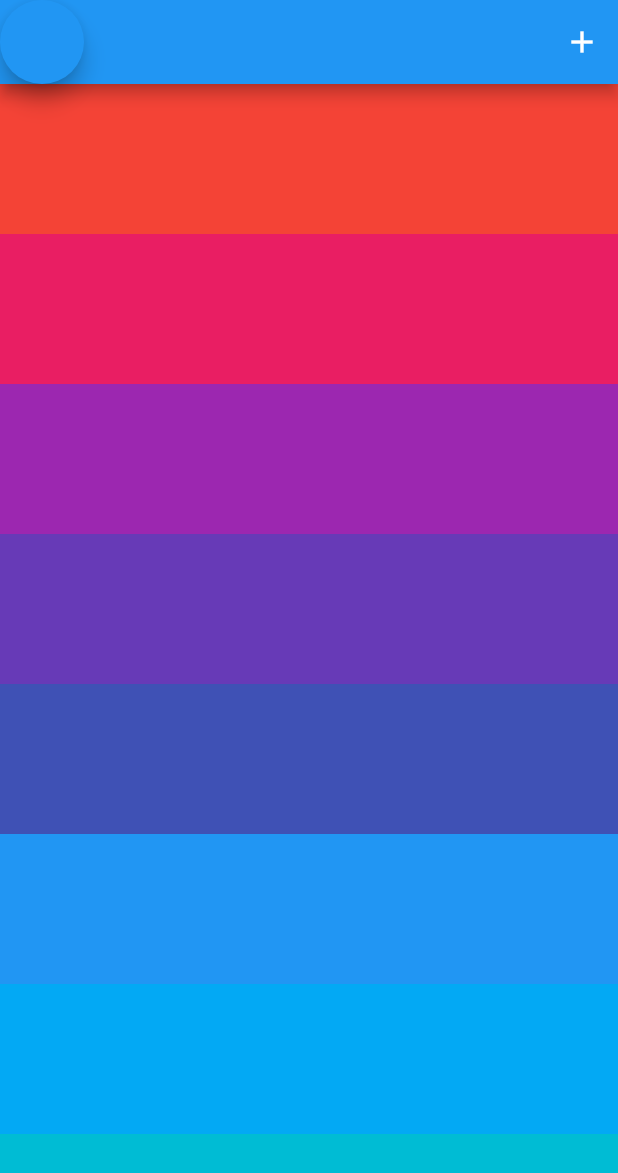
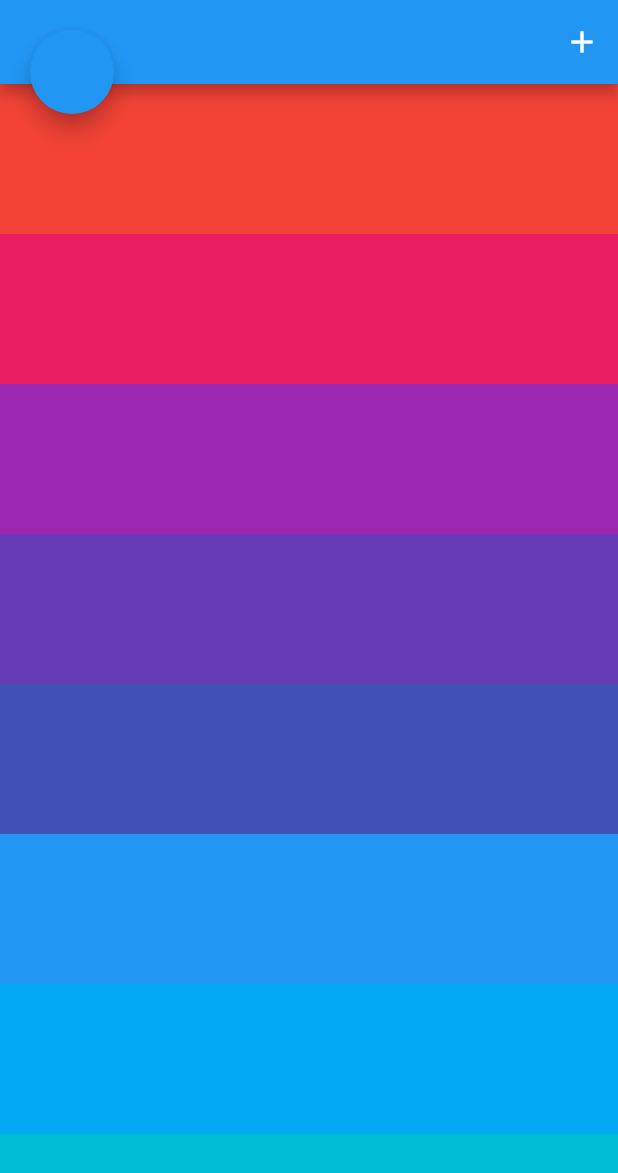
Before and after one commit to BreX900/mek_floating_drag, a Flutter app: the screen it shows after launch, on a phone screen of 412 x 824 dp. Shown: the top 1173 px of the screen. Run offline on Flutter 3.47's test engine with Material 2 defaults, Android fonts, the phone set to English and light mode, and no system bars.

Commit message:
fix dart showing

```diff
--- a/example/lib/main.dart
+++ b/example/lib/main.dart
@@ -89,8 +89,23 @@ class _MyHomePageState extends State<MyHomePage> with TickerProviderStateMixin {
             onPressed: () {},
           ),
         ),
+        SizedBox(
+          height: 100,
+          width: 100,
+          child: Test(),
+        )
       ],
       child: scaffold,
     );
   }
 }
+
+class Test extends StatelessWidget {
+  const Test({Key? key}) : super(key: key);
+
+  @override
+  Widget build(BuildContext context) {
+    print(MediaQuery.of(context).size);
+    return Container();
+  }
+}
--- a/lib/src/darts/floating_dart.dart
+++ b/lib/src/darts/floating_dart.dart
@@ -4,13 +4,10 @@ import 'package:mek_floating_drag/src/fly_zones/fly_zone.dart';
 import 'package:mek_floating_drag/src/utils/listener_subscription.dart';
 import 'package:mek_floating_drag/src/utils/offset_resolver.dart';
 
-typedef FloatingDartBuilder = Widget Function(BuildContext context, Widget child);
-
 typedef FloatingEdgesResolver = EdgeInsets Function(Size containerSize, Size childSize);
 
 class FloatingDart extends StatefulWidget {
   final FloatingDartController? controller;
-  final Offset initialPosition;
   final FloatingEdgesResolver retractEdgesResolver;
   final FloatingEdgesResolver elasticEdgesResolver;
   final FloatingEdgesResolver naturalEdgesResolver;
@@ -19,7 +16,6 @@ class FloatingDart extends StatefulWidget {
   const FloatingDart({
     Key? key,
     this.controller,
-    this.initialPosition = const Offset(20.0, 20.0),
     this.retractEdgesResolver = buildEmptyEdges,
     this.elasticEdgesResolver = buildEmptyEdges,
     this.naturalEdgesResolver = buildEmptyEdges,
@@ -119,9 +115,13 @@ class FloatingDartState extends State<FloatingDart> with TickerProviderStateMixi
         case AnimationStatus.reverse:
           break;
         case AnimationStatus.dismissed:
+          if (_naturalElasticAnimation == null) return;
+          controller.position.value = _naturalElasticAnimation!.value;
           setState(() => _naturalElasticAnimation = null);
           break;
         case AnimationStatus.completed:
+          if (_naturalElasticAnimation == null) return;
+          controller.position.value = _naturalElasticAnimation!.value;
           setState(() => _naturalElasticAnimation = null);
           break;
       }
@@ -139,16 +139,16 @@ class FloatingDartState extends State<FloatingDart> with TickerProviderStateMixi
         case AnimationStatus.reverse:
           break;
         case AnimationStatus.dismissed:
+          if (_restrictAnimation == null) return;
+          controller.position.value = _restrictAnimation!.value;
           setState(() => _restrictAnimation = null);
           break;
         case AnimationStatus.completed:
+          if (_restrictAnimation == null) return;
+          controller.position.value = _restrictAnimation!.value;
           setState(() => _restrictAnimation = null);
           break;
       }
-    }).addTo(subscriptions);
-    controller.restrictAnimation.listen(() {
-      if (_restrictAnimation == null) return;
-      controller.position.value = _restrictAnimation!.value;
     }).addTo(subscriptions);
   }
 
@@ -221,20 +221,42 @@ class FloatingDartState extends State<FloatingDart> with TickerProviderStateMixi
     controller.animateElastic();
   }
 
-  Widget _buildPositioned(BuildContext context, Offset offset, Widget? child) {
+  Widget _buildAppearAnimation(BuildContext context, Widget child) {
+    return AnimatedBuilder(
+      animation: controller.visibilityAnimation,
+      child: child,
+      builder: (context, child) {
+        return Transform.scale(
+          scale: controller.visibilityAnimation.value,
+          child: child,
+        );
+      },
+    );
+  }
+
+  Widget _buildPositioned(BuildContext context, Offset? offset, Widget? child) {
+    if (offset == null) return const SizedBox.shrink();
     return Positioned(
       top: offset.dy,
       left: offset.dx,
-      child: child!,
+      child: _buildAppearAnimation(context, child!),
+    );
+  }
+
+  Widget _buildListeningPositionChanges(BuildContext context, Widget child) {
+    return ValueListenableBuilder<Offset?>(
+      valueListenable: controller.position,
+      builder: _buildPositioned,
+      child: child,
     );
   }
 
   @override
   Widget build(BuildContext context) {
     // TODO: Remove widget on tree when it is never visible
-    if (controller.visibilityAnimation.value == 0.0) {
-      return const SizedBox.shrink();
-    }
+    // if (controller.visibilityAnimation.value == 0.0) {
+    //   return const SizedBox.shrink();
+    // }
 
     Widget current = KeyedSubtree(
       key: _childKey,
@@ -278,6 +300,6 @@ class FloatingDartState extends State<FloatingDart> with TickerProviderStateMixi
       );
     }
 
-    return _buildPositioned(context, controller.position.value, current);
+    return _buildListeningPositionChanges(context, current);
   }
 }
--- a/lib/src/darts/floating_dart_controller.dart
+++ b/lib/src/darts/floating_dart_controller.dart
@@ -3,9 +3,10 @@ import 'package:flutter/widgets.dart';
 class FloatingDartController {
   final TickerProvider _vsync;
   Object? _animationKey;
+  final Offset initialOffset;
 
   final isDragging = ValueNotifier(false);
-  final position = ValueNotifier(Offset.zero);
+  late final position = ValueNotifier(initialOffset);
 
   final Duration _visibilityDuration;
 
@@ -26,6 +27,8 @@ class FloatingDartController {
 
   FloatingDartController({
     required TickerProvider vsync,
+    bool initialVisibility = true,
+    this.initialOffset = const Offset(20.0, 20.0),
     Duration duration = const Duration(milliseconds: 300),
     Duration? visibilityDuration,
     Duration? naturalElasticDuration,
@@ -39,6 +42,8 @@ class FloatingDartController {
         _naturalElasticCurve = naturalElasticCurve,
         _restrictDuration = restrictDuration ?? duration,
         _restrictCurve = restrictCurve {
+    _visibilityController.value = initialVisibility ? 1.0 : 0.0;
+
     naturalElasticAnimation.addStatusListener((status) async {
       switch (status) {
         case AnimationStatus.forward:
@@ -57,10 +62,17 @@ class FloatingDartController {
   }
 
   Future<void> show() async {
+    if (_visibilityController.status == AnimationStatus.forward) return;
+
+    _animationKey = null;
+    position.value = initialOffset;
     await _visibilityController.animateTo(1.0, duration: _visibilityDuration);
   }
 
   Future<void> hide() async {
+    if (_visibilityController.status == AnimationStatus.reverse) return;
+
+    _animationKey = null;
     await _visibilityController.animateTo(0.0, duration: _visibilityDuration);
   }
 
@@ -106,7 +118,7 @@ class FloatingDartController {
     isDragging.value = false;
   }
 
-  /// Internal
+  /// Update position only when dragging or animation is terminated
   void updatePosition(Offset value) {
     position.value = value;
   }
```
Also changed, not shown: lib/src/fly_zones/fly_zone.dart (+68 -21 lines), lib/src/targets/floating_target.dart (+15 -2 lines).
